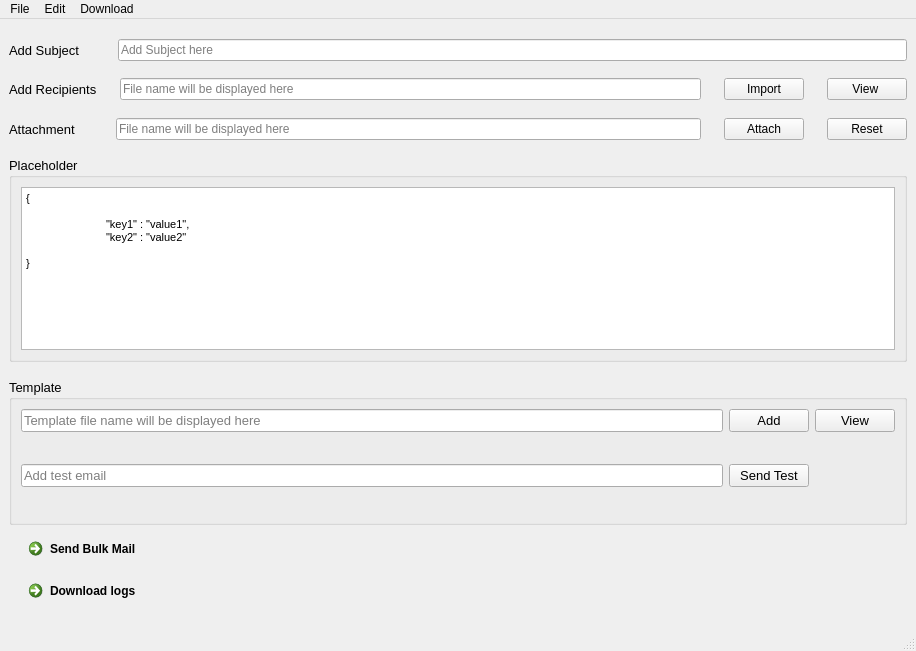
Old version of the form MailerGui/Interface/GUI/main.ui in the repository Geek-ubaid/mailer-gui.
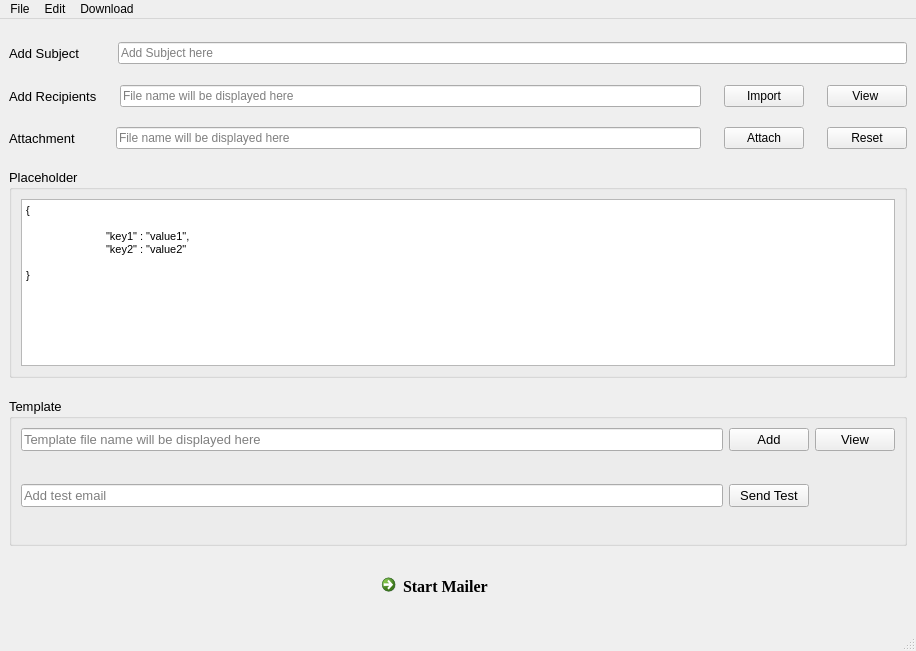
New version of the form. Icons and pictures are not drawn.

Commit message: loggin download added and css stylesheet added to ui

Patch:
```diff
--- a/MailerGui/Interface/GUI/main.ui
+++ b/MailerGui/Interface/GUI/main.ui
@@ -134,7 +134,7 @@
       </layout>
      </widget>
     </item>
-    <item row="11" column="0">
+    <item row="12" column="0">
      <spacer name="verticalSpacer_8">
       <property name="orientation">
        <enum>Qt::Vertical</enum>
@@ -147,28 +147,40 @@
       </property>
      </spacer>
     </item>
-    <item row="10" column="0">
+    <item row="11" column="0">
      <layout class="QGridLayout" name="gridLayout_7">
-      <property name="leftMargin">
-       <number>12</number>
-      </property>
-      <property name="rightMargin">
-       <number>12</number>
+      <property name="topMargin">
+       <number>0</number>
       </property>
       <property name="horizontalSpacing">
        <number>62</number>
       </property>
-      <item row="2" column="0">
-       <widget class="QCommandLinkButton" name="download_button">
-        <property name="text">
-         <string>Download logs</string>
-        </property>
-       </widget>
-      </item>
-      <item row="0" column="0">
+      <property name="verticalSpacing">
+       <number>13</number>
+      </property>
+      <item row="0" column="0" alignment="Qt::AlignHCenter|Qt::AlignVCenter">
        <widget class="QCommandLinkButton" name="send_bulk_button">
+        <property name="font">
+         <font>
+          <family>Times New Roman</family>
+          <pointsize>12</pointsize>
+         </font>
+        </property>
+        <property name="cursor">
+         <cursorShape>PointingHandCursor</cursorShape>
+        </property>
+        <property name="focusPolicy">
+         <enum>Qt::NoFocus</enum>
+        </property>
+        <property name="autoFillBackground">
+         <bool>false</bool>
+        </property>
         <property name="text">
-         <string>Send Bulk Mail</string>
+         <string>Start Mailer</string>
+        </property>
+        <property name="icon">
+         <iconset>
+          <normaloff>../../Data/logo-mailer.png</normaloff>../../Data/logo-mailer.png</iconset>
         </property>
        </widget>
       </item>
@@ -366,6 +378,19 @@
       </item>
      </layout>
     </item>
+    <item row="10" column="0">
+     <spacer name="verticalSpacer_9">
+      <property name="orientation">
+       <enum>Qt::Vertical</enum>
+      </property>
+      <property name="sizeHint" stdset="0">
+       <size>
+        <width>20</width>
+        <height>40</height>
+       </size>
+      </property>
+     </spacer>
+    </item>
    </layout>
   </widget>
   <widget class="QStatusBar" name="statusbar"/>
```
Left out of the diff: 55 changed lines with no effect on the pictures. The commit also changes 27 other files.
